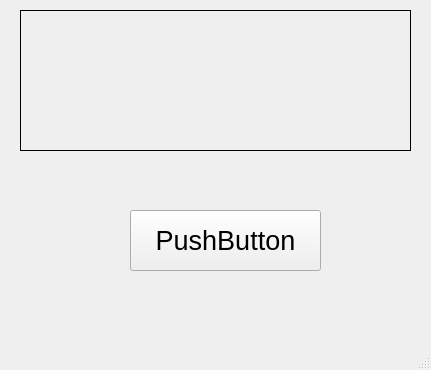
Before: the Qt Designer form gui.ui in kyoko9000/68.-update-text, drawn with Qt 5.
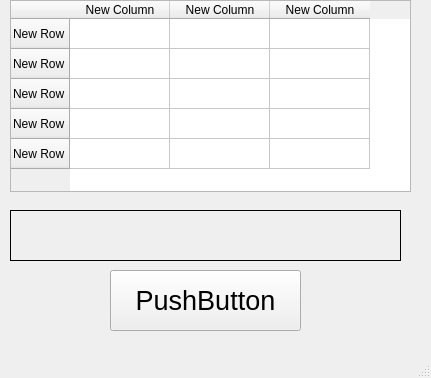
After: the same form once the commit is applied.

The edit to the form file:
```diff
--- a/gui.ui
+++ b/gui.ui
@@ -7,7 +7,7 @@
     <x>0</x>
     <y>0</y>
     <width>431</width>
-    <height>370</height>
+    <height>378</height>
    </rect>
   </property>
   <property name="windowTitle">
@@ -17,12 +17,17 @@
    <widget class="QLabel" name="label">
     <property name="geometry">
      <rect>
-      <x>20</x>
-      <y>10</y>
+      <x>10</x>
+      <y>210</y>
       <width>391</width>
-      <height>141</height>
+      <height>51</height>
      </rect>
     </property>
+    <property name="font">
+     <font>
+      <pointsize>20</pointsize>
+     </font>
+    </property>
     <property name="frameShape">
      <enum>QFrame::Panel</enum>
     </property>
@@ -33,8 +38,8 @@
    <widget class="QPushButton" name="pushButton">
     <property name="geometry">
      <rect>
-      <x>130</x>
-      <y>210</y>
+      <x>110</x>
+      <y>270</y>
       <width>191</width>
       <height>61</height>
      </rect>
@@ -48,6 +53,56 @@
      <string>PushButton</string>
     </property>
    </widget>
+   <widget class="QTableWidget" name="tableWidget">
+    <property name="geometry">
+     <rect>
+      <x>10</x>
+      <y>0</y>
+      <width>401</width>
+      <height>192</height>
+     </rect>
+    </property>
+    <row>
+     <property name="text">
+      <string>New Row</string>
+     </property>
+    </row>
+    <row>
+     <property name="text">
+      <string>New Row</string>
+     </property>
+    </row>
+    <row>
+     <property name="text">
+      <string>New Row</string>
+     </property>
+    </row>
+    <row>
+     <property name="text">
+      <string>New Row</string>
+     </property>
+    </row>
+    <row>
+     <property name="text">
+      <string>New Row</string>
+     </property>
+    </row>
+    <column>
+     <property name="text">
+      <string>New Column</string>
+     </property>
+    </column>
+    <column>
+     <property name="text">
+      <string>New Column</string>
+     </property>
+    </column>
+    <column>
+     <property name="text">
+      <string>New Column</string>
+     </property>
+    </column>
+   </widget>
   </widget>
   <widget class="QMenuBar" name="menubar">
    <property name="geometry">
```
